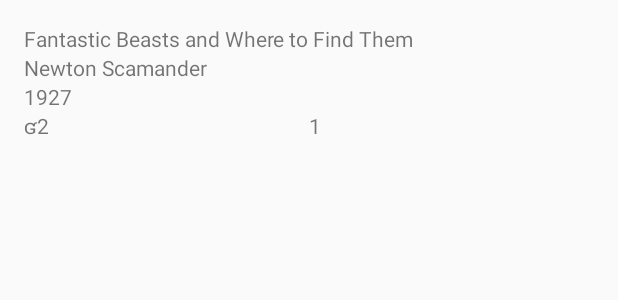
After one commit to r4dixx/Flourish-And-Blotts-Book-Registry, an Android app: the layout list_item.xml on its own in the app's theme, with its tools: preview values and no code run, on a phone screen of 412 x 824 dp. The commit adds this screen. Shown: the top 300 px of the screen. Run offline under Robolectric (Android 15) with nearby library versions, the light colour scheme and no system bars.

Commit message:
:sparkles: :lipstick: CursorAdapter + real UI
Database is now completely hooked up with MainActivity and NewEntryActivity
MainActivity now shows list items

```diff
--- /dev/null
+++ b/app/src/main/res/layout/list_item.xml
@@ -0,0 +1,46 @@
+<?xml version="1.0" encoding="utf-8"?>
+<LinearLayout xmlns:android="http://schemas.android.com/apk/res/android"
+    xmlns:tools="http://schemas.android.com/tools"
+    android:layout_width="match_parent"
+    android:layout_height="match_parent"
+    android:orientation="vertical"
+    android:padding="@dimen/activity_margins">
+
+    <TextView
+        android:id="@+id/title"
+        android:layout_width="wrap_content"
+        android:layout_height="wrap_content"
+        tools:text="Fantastic Beasts and Where to Find Them" />
+
+    <TextView
+        android:id="@+id/author"
+        android:layout_width="wrap_content"
+        android:layout_height="wrap_content"
+        tools:text="Newton Scamander" />
+
+    <TextView
+        android:id="@+id/year"
+        android:layout_width="wrap_content"
+        android:layout_height="wrap_content"
+        tools:text="1927" />
+
+    <LinearLayout
+        android:layout_width="match_parent"
+        android:orientation="horizontal"
+        android:layout_height="match_parent">
+
+        <TextView
+            android:id="@+id/price"
+            android:layout_width="0dp"
+            android:layout_height="wrap_content"
+            android:layout_weight="1"
+            tools:text="ʛ2" />
+
+        <TextView
+            android:id="@+id/quantity"
+            android:layout_width="0dp"
+            android:layout_height="wrap_content"
+            android:layout_weight="1"
+            tools:text="1" />
+    </LinearLayout>
+</LinearLayout>
--- a/app/src/main/res/values/styles.xml
+++ b/app/src/main/res/values/styles.xml
@@ -1,6 +1,6 @@
 <resources>
 
-    <style name="AppTheme" parent="Theme.AppCompat.Light.DarkActionBar">
+    <style name="AppTheme" parent="Base.Theme.AppCompat.Light.DarkActionBar">
         <item name="colorPrimary">@color/colorPrimary</item>
         <item name="colorPrimaryDark">@color/colorPrimaryDark</item>
         <item name="colorAccent">@color/colorAccent</item>
@@ -11,7 +11,7 @@
         <item name="windowNoTitle">true</item>
     </style>
 
-    <style name="NewEntryTheme" parent="Theme.AppCompat.Light.DarkActionBar">
+    <style name="NewEntryTheme" parent="Base.Theme.AppCompat.Light.DarkActionBar">
         <item name="colorPrimary">@color/newEntryColorPrimary</item>
         <item name="colorPrimaryDark">@color/newEntryColorPrimaryDark</item>
         <item name="colorAccent">@color/colorAccent</item>
@@ -19,9 +19,9 @@
         <item name="windowNoTitle">true</item>
     </style>
 
-    <style name="AppTheme.AppBarOverlay" parent="ThemeOverlay.AppCompat.Dark.ActionBar" />
+    <style name="AppTheme.AppBarOverlay" parent="Base.ThemeOverlay.AppCompat.Dark.ActionBar" />
 
-    <style name="AppTheme.PopupOverlay" parent="ThemeOverlay.AppCompat.Light" />
+    <style name="AppTheme.PopupOverlay" parent="Base.ThemeOverlay.AppCompat.Light" />
 
     <style name="EditTextTheme">
         <item name="android:fontFamily">sans-serif-light</item>
```
Also changed, not shown: app/src/main/java/com/r4dixx/fbbookregistry/BookCursorAdapter.java (added, +50 -0 lines), app/src/main/java/com/r4dixx/fbbookregistry/MainActivity.java (+11 -72 lines), app/src/main/res/layout/content_main.xml (+4 -11 lines).
